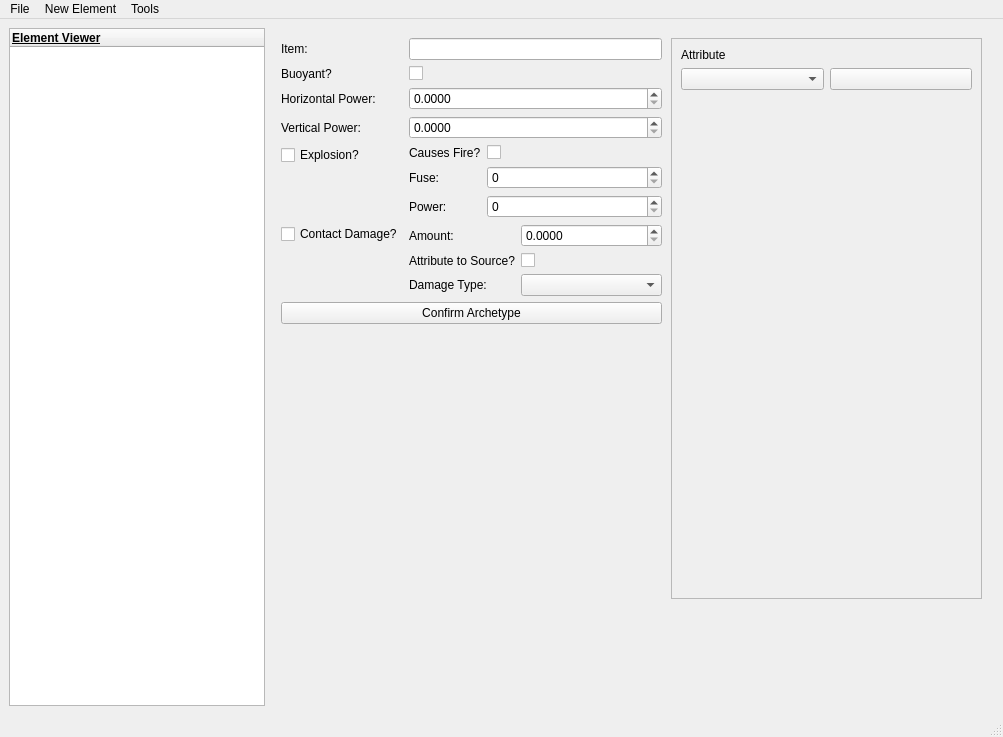
Above: lib/UIs/ui.ui from JoelDaDev/mDirt before the change. Below: the same form after it.
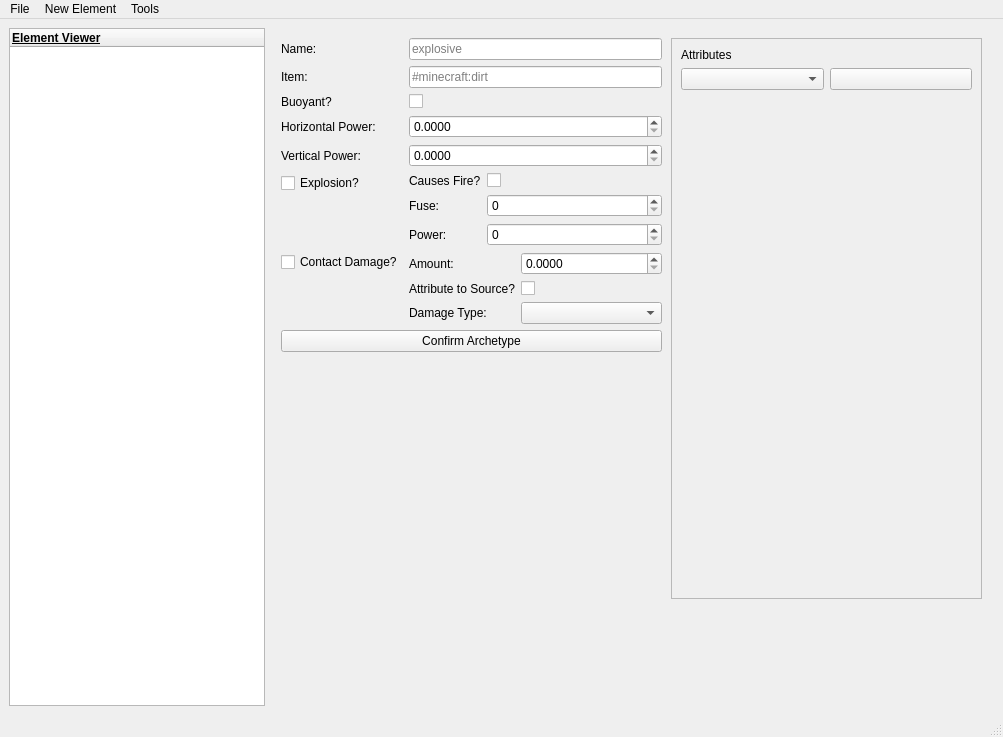
That is the form after the change. The open tabs and pages were chosen to show the change. Icons and pictures are not drawn.

Commit message: ✨ Finish front end for Archetypes

Diff of the .ui file:
```diff
--- a/lib/UIs/ui.ui
+++ b/lib/UIs/ui.ui
@@ -3240,70 +3240,80 @@
           <x>10</x>
           <y>10</y>
           <width>381</width>
-          <height>561</height>
+          <height>411</height>
          </rect>
         </property>
         <layout class="QFormLayout" name="formLayout_12">
-         <item row="0" column="0">
+         <item row="2" column="0">
           <widget class="QLabel" name="label_61">
            <property name="text">
             <string>Item:</string>
            </property>
           </widget>
          </item>
-         <item row="0" column="1">
-          <widget class="QLineEdit" name="archetypeItem"/>
+         <item row="2" column="1">
+          <widget class="QLineEdit" name="archetypeItem">
+           <property name="toolTip">
+            <string>An item tag containing all items that can be fed to sulfur cubes of this Archetype.</string>
+           </property>
+           <property name="text">
+            <string/>
+           </property>
+           <property name="placeholderText">
+            <string>#minecraft:dirt</string>
+           </property>
+          </widget>
          </item>
-         <item row="1" column="0">
+         <item row="3" column="0">
           <widget class="QLabel" name="label_62">
            <property name="text">
             <string>Buoyant?</string>
            </property>
           </widget>
          </item>
-         <item row="1" column="1">
+         <item row="3" column="1">
           <widget class="QCheckBox" name="archetypeBuoyant">
            <property name="text">
             <string/>
            </property>
           </widget>
          </item>
-         <item row="2" column="0">
+         <item row="4" column="0">
           <widget class="QLabel" name="label_63">
            <property name="text">
             <string>Horizontal Power:</string>
            </property>
           </widget>
          </item>
-         <item row="2" column="1">
+         <item row="4" column="1">
           <widget class="QDoubleSpinBox" name="archetypeHorizontalPower">
            <property name="decimals">
             <number>4</number>
            </property>
           </widget>
          </item>
-         <item row="3" column="0">
+         <item row="5" column="0">
           <widget class="QLabel" name="label_64">
            <property name="text">
             <string>Vertical Power:</string>
            </property>
           </widget>
          </item>
-         <item row="3" column="1">
+         <item row="5" column="1">
           <widget class="QDoubleSpinBox" name="archetypeVerticalPower">
            <property name="decimals">
             <number>4</number>
            </property>
           </widget>
          </item>
-         <item row="4" column="0">
+         <item row="6" column="0">
           <widget class="QCheckBox" name="archetypeExplosion">
            <property name="text">
             <string>Explosion?</string>
            </property>
           </widget>
          </item>
-         <item row="4" column="1">
+         <item row="6" column="1">
           <layout class="QFormLayout" name="formLayout_13">
            <item row="0" column="0">
             <widget class="QLabel" name="label_79">
@@ -3341,14 +3351,14 @@
            </item>
           </layout>
          </item>
-         <item row="5" column="0">
+         <item row="7" column="0">
           <widget class="QCheckBox" name="archetypeContactDamage">
            <property name="text">
             <string>Contact Damage?</string>
            </property>
           </widget>
          </item>
-         <item row="5" column="1">
+         <item row="7" column="1">
           <layout class="QFormLayout" name="formLayout_14">
            <item row="0" column="0">
             <widget class="QLabel" name="label_68">
@@ -3390,13 +3400,30 @@
            </item>
           </layout>
          </item>
-         <item row="6" column="0" colspan="2">
+         <item row="8" column="0" colspan="2">
           <widget class="QPushButton" name="archetypeConfirmButton">
            <property name="text">
             <string>Confirm Archetype</string>
            </property>
           </widget>
          </item>
+         <item row="0" column="0">
+          <widget class="QLabel" name="label_71">
+           <property name="text">
+            <string>Name:</string>
+           </property>
+          </widget>
+         </item>
+         <item row="0" column="1">
+          <widget class="QLineEdit" name="archetypeName">
+           <property name="toolTip">
+            <string>The internal name of the archetype.</string>
+           </property>
+           <property name="placeholderText">
+            <string>explosive</string>
+           </property>
+          </widget>
+         </item>
         </layout>
        </widget>
        <widget class="QScrollArea" name="scrollArea_2">
@@ -3437,7 +3464,7 @@
           <item row="0" column="0" colspan="2">
            <widget class="QLabel" name="label_65">
             <property name="text">
-             <string>Attribute</string>
+             <string>Attributes</string>
             </property>
            </widget>
           </item>
```
Left out of the diff: 54 changed lines with no effect on the pictures. The commit also changes 3 other files.
